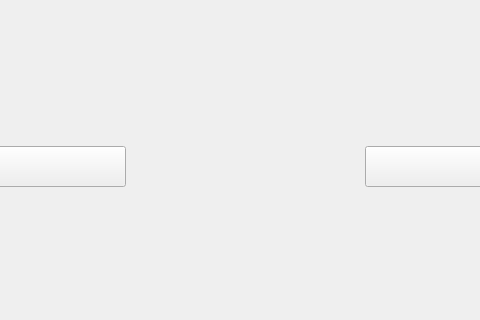
saadhumayun20/Insulin-Pump-Simulator, file mainwindow.ui: the form before one commit; both pictures show x 225 to 705 and y 334 to 654 of the 960 by 654 pixel window.
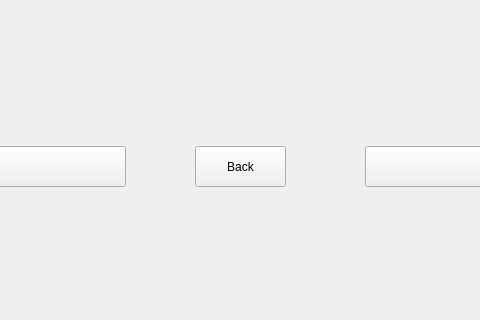
The form after the commit. The open tabs and pages were chosen to show the change. Custom widgets are drawn as their Qt base class.

Commit message: fixed some chart stuff, added nav buttons

Diff of the .ui file:
```diff
--- a/mainwindow.ui
+++ b/mainwindow.ui
@@ -160,6 +160,19 @@
        <string>Deliver</string>
       </property>
      </widget>
+     <widget class="QPushButton" name="btnBack_3">
+      <property name="geometry">
+       <rect>
+        <x>400</x>
+        <y>470</y>
+        <width>91</width>
+        <height>41</height>
+       </rect>
+      </property>
+      <property name="text">
+       <string>Back</string>
+      </property>
+     </widget>
     </widget>
     <widget class="QWidget" name="profileScreen">
      <widget class="QWidget" name="verticalLayoutWidget_2">
```
Left out of the diff: 7 changed lines with no effect on the pictures. The commit also changes 4 other files.
